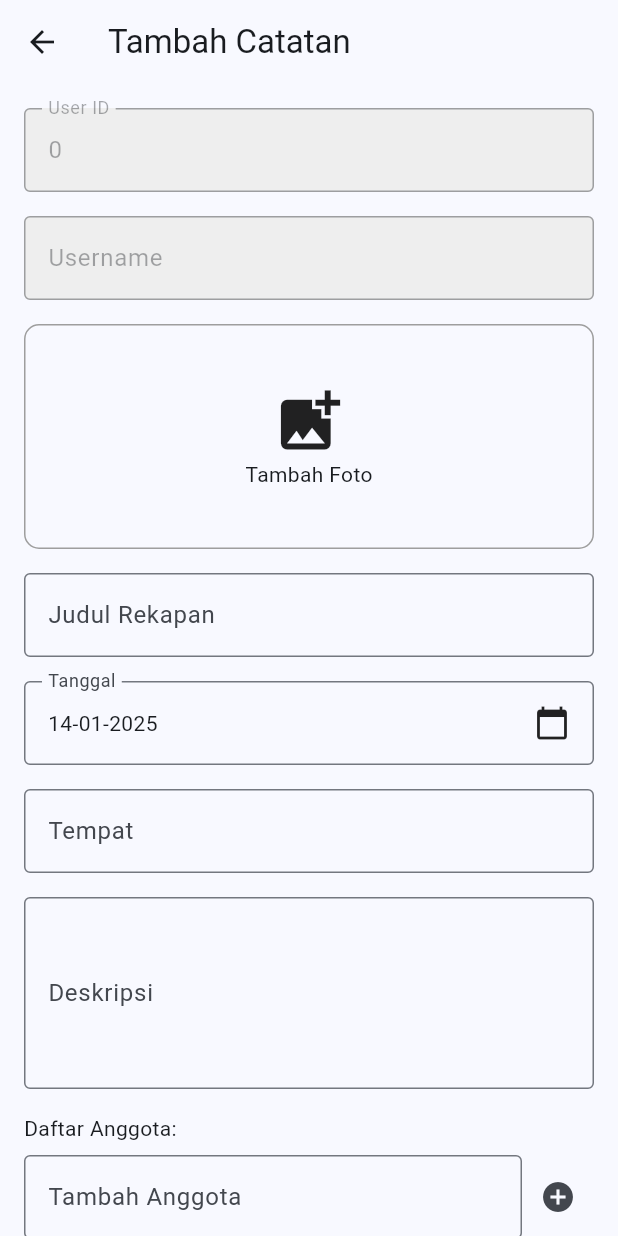
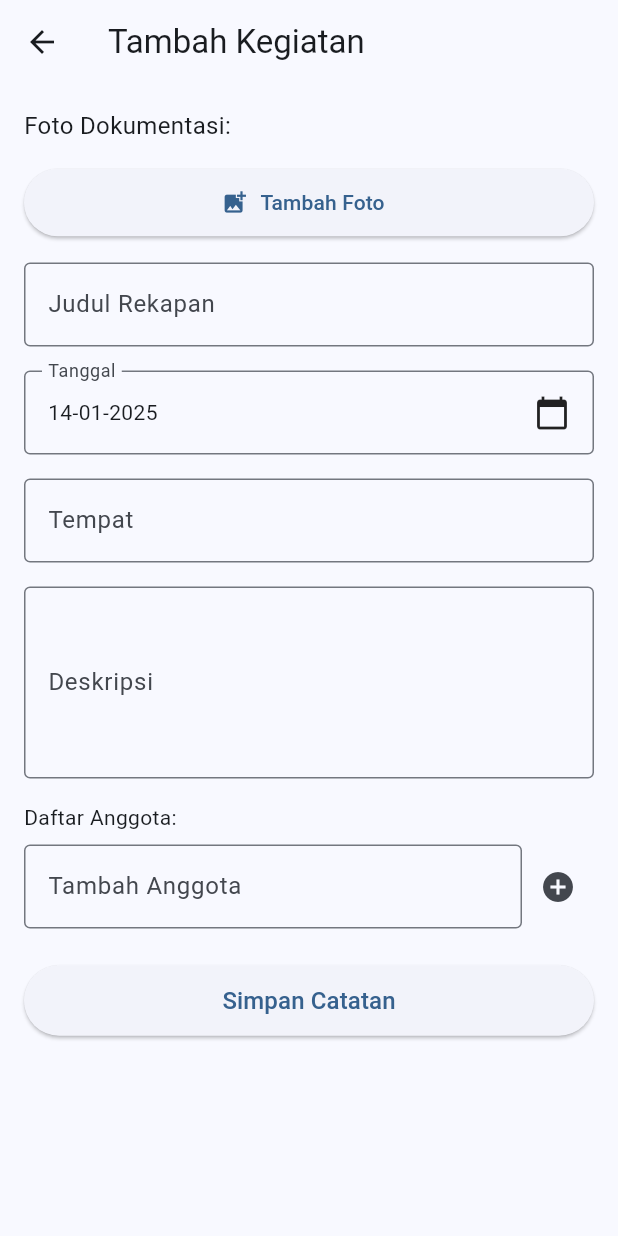
Before and after one commit to zahrld/rekap, a Flutter app: the AddNoteScreen screen opened directly with empty values, on a phone screen of 412 x 824 dp. Run offline on Flutter 3.47's test engine with Material 3 defaults, Android fonts, the phone set to English and light mode, and no system bars; our stand-ins replace image_picker.

Commit message:
gambar lebih dari 1

```diff
--- a/lib/screens/add_note_screen.dart
+++ b/lib/screens/add_note_screen.dart
@@ -6,7 +6,6 @@ import 'package:flutter/foundation.dart' show kIsWeb;
 import '../config/api_config.dart';
 import 'package:http/http.dart' as http;
 import 'dart:convert';
-import 'package:http/http.dart';
 import 'package:http_parser/http_parser.dart';
 import 'package:mime/mime.dart';
 
@@ -33,6 +32,18 @@ class _AddNoteScreenState extends State<AddNoteScreen> {
   final List<String> _anggotaList = [];
   final List<dynamic> _imageFiles = [];
   DateTime _selectedDate = DateTime.now();
+
+  // Data user tetap tersimpan tapi tidak ditampilkan
+  late final String _username;
+  late final int _userId;
+
+  @override
+  void initState() {
+    super.initState();
+    // Simpan data user saat inisialisasi
+    _username = widget.username;
+    _userId = widget.userId;
+  }
 
   Future<void> _pickImages() async {
     final ImagePicker picker = ImagePicker();
@@ -94,33 +105,82 @@ class _AddNoteScreenState extends State<AddNoteScreen> {
   }
 
   Widget _buildImagePreview() {
-    if (_imageFiles.isEmpty) {
-      return const Column(
-        mainAxisAlignment: MainAxisAlignment.center,
+    return Column(
+      crossAxisAlignment: CrossAxisAlignment.start,
       children: [
-          Icon(Icons.add_photo_alternate, size: 50),
-          Text('Tambah Foto'),
-        ],
-      );
-    }
-
-    return ListView.builder(
+        // Grid untuk menampilkan foto yang sudah dipilih
+        if (_imageFiles.isNotEmpty)
+          Container(
+            height: 120,
+            child: GridView.builder(
               scrollDirection: Axis.horizontal,
+              gridDelegate: const SliverGridDelegateWithFixedCrossAxisCount(
+                crossAxisCount: 1,
+                mainAxisSpacing: 8,
+                crossAxisSpacing: 8,
+              ),
               itemCount: _imageFiles.length,
               itemBuilder: (context, index) {
                 final imageFile = _imageFiles[index];
-        if (kIsWeb) {
-          return Padding(
-            padding: const EdgeInsets.all(8.0),
-            child: Image.network(imageFile.path),
+                return Stack(
+                  children: [
+                    Container(
+                      decoration: BoxDecoration(
+                        border: Border.all(color: Colors.grey),
+                        borderRadius: BorderRadius.circular(8),
+                      ),
+                      child: ClipRRect(
+                        borderRadius: BorderRadius.circular(8),
+                        child: kIsWeb
+                            ? Image.network(
+                                imageFile.path,
+                                fit: BoxFit.cover,
+                              )
+                            : Image.file(
+                                File(imageFile.path),
+                                fit: BoxFit.cover,
+                              ),
+                      ),
+                    ),
+                    Positioned(
+                      top: 4,
+                      right: 4,
+                      child: GestureDetector(
+                        onTap: () {
+                          setState(() {
+                            _imageFiles.removeAt(index);
+                          });
+                        },
+                        child: Container(
+                          padding: const EdgeInsets.all(2),
+                          decoration: const BoxDecoration(
+                            color: Colors.red,
+                            shape: BoxShape.circle,
+                          ),
+                          child: const Icon(
+                            Icons.close,
+                            size: 16,
+                            color: Colors.white,
+                          ),
+                        ),
+                      ),
+                    ),
+                  ],
                 );
-        } else {
-          return Padding(
-            padding: const EdgeInsets.all(8.0),
-            child: Image.file(File(imageFile.path)),
-          );
-        }
               },
+            ),
+          ),
+        const SizedBox(height: 8),
+        // Tombol tambah foto
+        ElevatedButton.icon(
+          onPressed: _pickImages,
+          icon: const Icon(Icons.add_photo_alternate),
+          label: const Text('Tambah Foto'),
+          style: ElevatedButton.styleFrom(
+            minimumSize: const Size(double.infinity, 45),
+          ),
+        ),
+      ],
     );
   }
 
@@ -153,7 +213,7 @@ class _AddNoteScreenState extends State<AddNoteScreen> {
 
         // Data teks
         Map<String, String> fields = {
-          'user_id': widget.userId.toString(),
+          'user_id': _userId.toString(),
           'judul': _judulController.text.trim(),
           'tanggal': DateFormat('yyyy-MM-dd').format(_selectedDate),
           'tempat': _tempatController.text.trim(),
@@ -266,7 +326,7 @@ class _AddNoteScreenState extends State<AddNoteScreen> {
   Widget build(BuildContext context) {
     return Scaffold(
       appBar: AppBar(
-        title: const Text('Tambah Catatan'),
+        title: const Text('Tambah Kegiatan'),
       ),
       body: SingleChildScrollView(
         padding: const EdgeInsets.all(16.0),
@@ -274,6 +334,12 @@ class _AddNoteScreenState extends State<AddNoteScreen> {
           key: _formKey,
           child: Column(
             crossAxisAlignment: CrossAxisAlignment.start,
+            children: [
+              // Sembunyikan field tapi tetap ada di DOM
+              Visibility(
+                visible: false,
+                maintainState: true,
+                child: Column(
                   children: [
                     TextFormField(
                       initialValue: widget.userId.toString(),
@@ -296,20 +362,19 @@ class _AddNoteScreenState extends State<AddNoteScreen> {
                         fillColor: Color(0xFFEEEEEE),
                       ),
                     ),
-              const SizedBox(height: 16),
-              Center(
-                child: GestureDetector(
-                  onTap: _pickImages,
-                  child: Container(
-                    width: double.infinity,
-                    height: 150,
-                    decoration: BoxDecoration(
-                      border: Border.all(color: Colors.grey),
-                      borderRadius: BorderRadius.circular(10),
-                    ),
-                    child: _buildImagePreview(),
+                  ],
                 ),
               ),
+              Column(
+                crossAxisAlignment: CrossAxisAlignment.start,
+                children: [
+                  const Text(
+                    'Foto Dokumentasi:',
+                    style: TextStyle(fontSize: 16),
+                  ),
+                  const SizedBox(height: 8),
+                  _buildImagePreview(),
+                ],
               ),
               const SizedBox(height: 16),
               TextFormField(
--- a/lib/screens/home_screen.dart
+++ b/lib/screens/home_screen.dart
@@ -36,8 +36,8 @@ class HomeScreen extends StatelessWidget {
             Card(
               child: ListTile(
                 leading: const Icon(Icons.add_location, size: 32),
-                title: const Text('Tambah Catatan'),
-                subtitle: const Text('Tambah catatan survei lokasi baru'),
+                title: const Text('Tambah Kegiatan'),
+                subtitle: const Text('Tambah Kegiatan survei lokasi baru'),
                 onTap: () {
                   Navigator.push(
                     context,
```
Lines whose indentation alone changed are shown as unchanged.
